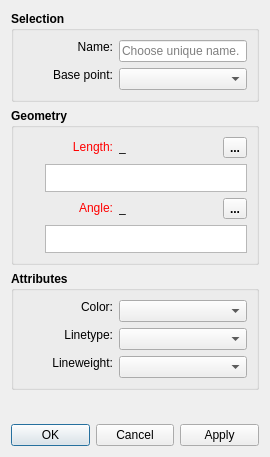
Before: the Qt Designer form src/libs/vtools/dialogs/tools/dialogendline.ui in FashionFreedom/Seamly2D, drawn with Qt 5.
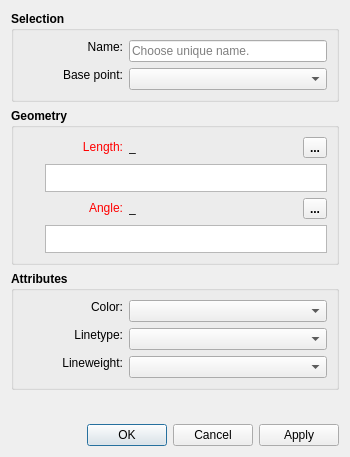
After: the same form once the commit is applied. Icons and pictures are not drawn. Custom widgets are drawn as their Qt base class.

```diff
--- a/src/libs/vtools/dialogs/tools/dialogendline.ui
+++ b/src/libs/vtools/dialogs/tools/dialogendline.ui
@@ -6,7 +6,7 @@
    <rect>
     <x>0</x>
     <y>0</y>
-    <width>270</width>
+    <width>350</width>
     <height>457</height>
    </rect>
   </property>
@@ -66,7 +66,7 @@
           </property>
           <property name="minimumSize">
            <size>
-            <width>90</width>
+            <width>100</width>
             <height>0</height>
            </size>
           </property>
@@ -116,7 +116,7 @@
           </property>
           <property name="minimumSize">
            <size>
-            <width>90</width>
+            <width>100</width>
             <height>0</height>
            </size>
           </property>
@@ -191,7 +191,7 @@
           </property>
           <property name="minimumSize">
            <size>
-            <width>90</width>
+            <width>100</width>
             <height>0</height>
            </size>
           </property>
@@ -249,14 +249,14 @@
         <item>
          <widget class="QLabel" name="labelResultCalculation">
           <property name="sizePolicy">
-           <sizepolicy hsizetype="Fixed" vsizetype="Fixed">
+           <sizepolicy hsizetype="Preferred" vsizetype="Fixed">
             <horstretch>0</horstretch>
             <verstretch>0</verstretch>
            </sizepolicy>
           </property>
           <property name="minimumSize">
            <size>
-            <width>85</width>
+            <width>80</width>
             <height>0</height>
            </size>
           </property>
@@ -284,7 +284,7 @@
           </property>
           <property name="sizeHint" stdset="0">
            <size>
-            <width>40</width>
+            <width>10</width>
             <height>20</height>
            </size>
           </property>
@@ -400,7 +400,7 @@
           </property>
           <property name="minimumSize">
            <size>
-            <width>90</width>
+            <width>100</width>
             <height>0</height>
            </size>
           </property>
@@ -458,14 +458,14 @@
         <item>
          <widget class="QLabel" name="labelResultCalculationAngle">
           <property name="sizePolicy">
-           <sizepolicy hsizetype="Fixed" vsizetype="Fixed">
+           <sizepolicy hsizetype="Preferred" vsizetype="Fixed">
             <horstretch>0</horstretch>
             <verstretch>0</verstretch>
            </sizepolicy>
           </property>
           <property name="minimumSize">
            <size>
-            <width>85</width>
+            <width>80</width>
             <height>0</height>
            </size>
           </property>
@@ -631,7 +631,7 @@
           </property>
           <property name="minimumSize">
            <size>
-            <width>90</width>
+            <width>100</width>
             <height>0</height>
            </size>
           </property>
@@ -693,7 +693,7 @@
           </property>
           <property name="minimumSize">
            <size>
-            <width>90</width>
+            <width>100</width>
             <height>0</height>
            </size>
           </property>
@@ -749,7 +749,7 @@
           </property>
           <property name="minimumSize">
            <size>
-            <width>90</width>
+            <width>100</width>
             <height>0</height>
            </size>
           </property>
```
